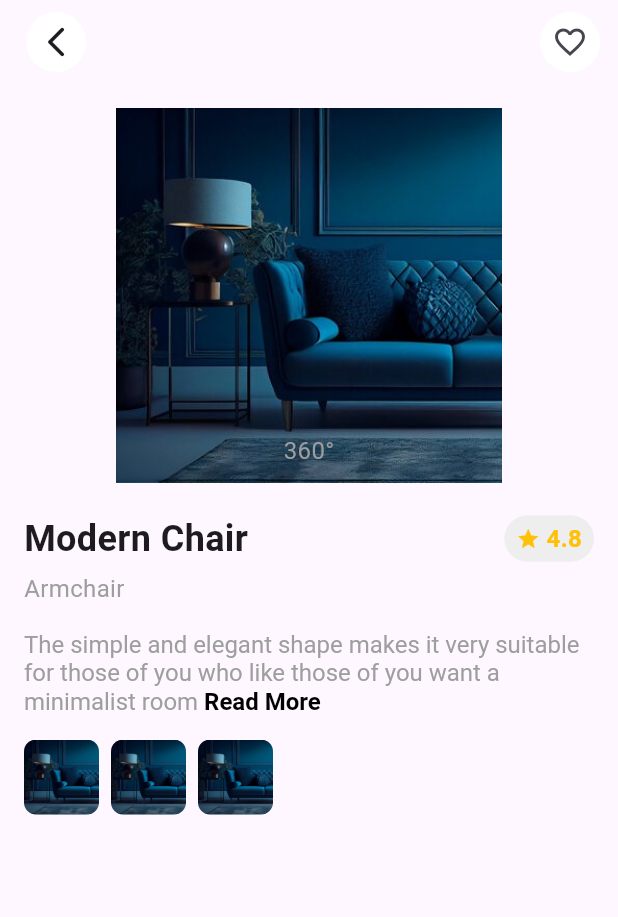
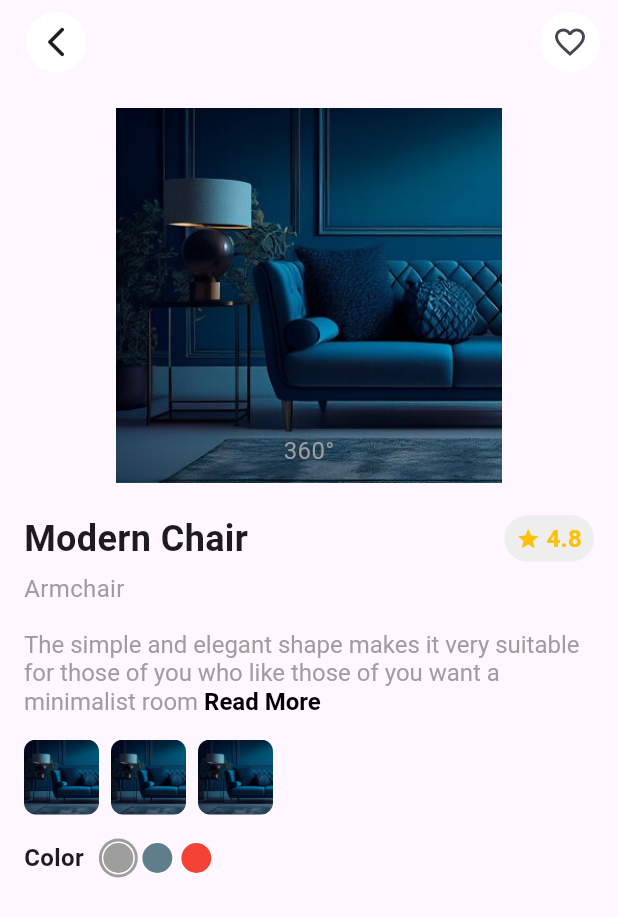
Before and after one commit to Huseinaz/furniture-app, a Flutter app: the DetailPage screen opened directly, on a phone screen of 412 x 824 dp. Shown: the top 917 px of the screen. Run offline on Flutter 3.47's test engine with Material 3 defaults, Android fonts, the phone set to English and light mode, and no system bars.

Commit message:
Add colors list

```diff
--- a/lib/pages/detail_page.dart
+++ b/lib/pages/detail_page.dart
@@ -1,9 +1,4 @@
 import 'package:flutter/material.dart';
-
-class DetailPage extends StatefulWidget {
-  @override
-  _DetailPageState createState() => _DetailPageState();
-}
 
 Widget _buildMiniImage(String imagePath) {
   return Container(
@@ -19,7 +14,15 @@ Widget _buildMiniImage(String imagePath) {
   );
 }
 
+class DetailPage extends StatefulWidget {
+  @override
+  _DetailPageState createState() => _DetailPageState();
+}
+
 class _DetailPageState extends State<DetailPage> {
+  int _selectedColorIndex = 0;
+  final List<Color> _colors = [Colors.grey, Colors.blueGrey, Colors.red];
+
   @override
   Widget build(BuildContext context) {
     return Scaffold(
@@ -158,6 +161,63 @@ class _DetailPageState extends State<DetailPage> {
               _buildMiniImage('assets/onboarding.jpg'),
             ],
           ),
+          const SizedBox(height: 16),
+          Row(
+            mainAxisAlignment: MainAxisAlignment.spaceBetween,
+            children: [
+              Row(
+                children: [
+                  const Text(
+                    'Color',
+                    style: TextStyle(
+                      fontSize: 16,
+                      fontWeight: FontWeight.bold,
+                    ),
+                  ),
+                  const SizedBox(width: 10),
+                  for (int i = 0; i < _colors.length; i++)
+                    GestureDetector(
+                      onTap: () {
+                        setState(() {
+                          _selectedColorIndex = i;
+                        });
+                      },
+                      child: Stack(
+                        alignment: Alignment.center,
+                        children: [
+                          Container(
+                            width: 26,
+                            height: 26,
+                            decoration: BoxDecoration(
+                              color: i == _selectedColorIndex
+                                  ? _colors[i]
+                                  : Colors.transparent,
+                              shape: BoxShape.circle,
+                            ),
+                          ),
+                          Container(
+                            width: 22,
+                            height: 22,
+                            decoration: const BoxDecoration(
+                              color: Colors.white,
+                              shape: BoxShape.circle,
+                            ),
+                          ),
+                          Container(
+                            width: 20,
+                            height: 20,
+                            decoration: BoxDecoration(
+                              color: _colors[i],
+                              shape: BoxShape.circle,
+                            ),
+                          ),
+                        ],
+                      ),
+                    ),
+                ],
+              ),
+            ],
+          ),
         ],
       ),
     );
```
